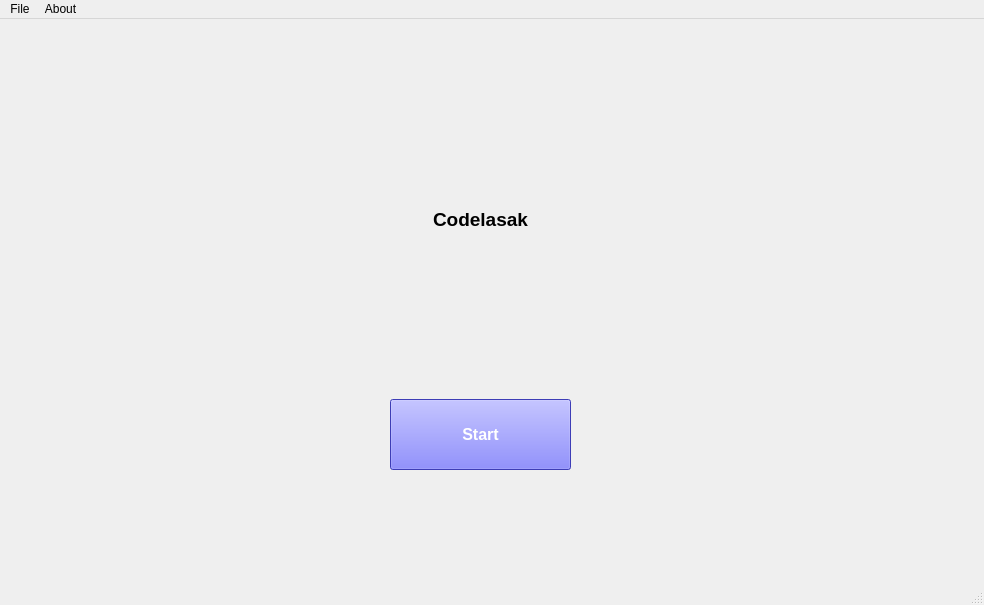
First picture: the form in codelasak.ui, repository codelasak/PyQt5-Opencv, before the edit.
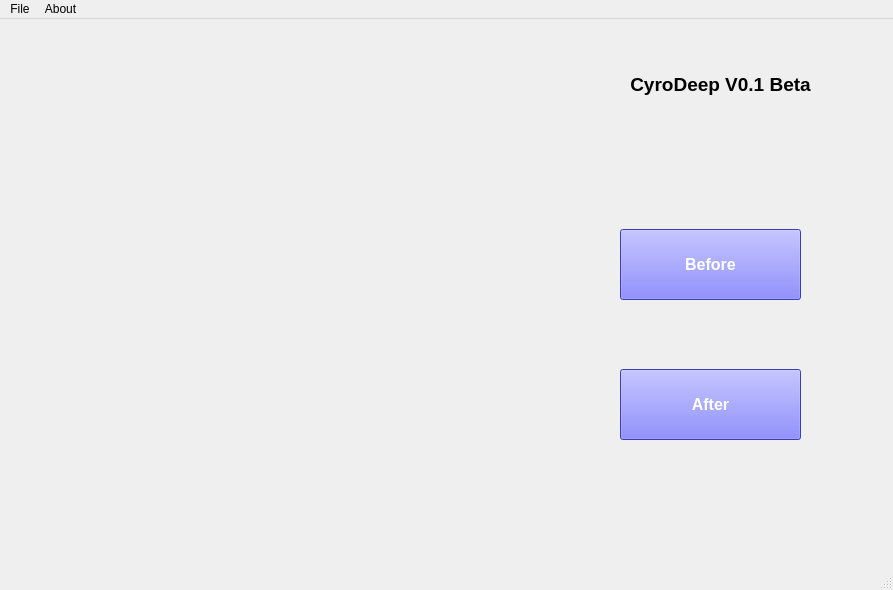
Second picture: the form after the edit. Icons and pictures are not drawn.

Patch:
```diff
--- a/codelasak.ui
+++ b/codelasak.ui
@@ -6,8 +6,8 @@
    <rect>
     <x>0</x>
     <y>0</y>
-    <width>984</width>
-    <height>605</height>
+    <width>893</width>
+    <height>590</height>
    </rect>
   </property>
   <property name="windowTitle">
@@ -17,8 +17,8 @@
    <widget class="QPushButton" name="button1">
     <property name="geometry">
      <rect>
-      <x>390</x>
-      <y>380</y>
+      <x>620</x>
+      <y>210</y>
       <width>181</width>
       <height>71</height>
      </rect>
@@ -38,7 +38,7 @@
 color: rgb(255,255, 255)</string>
     </property>
     <property name="text">
-     <string>Start</string>
+     <string>Before</string>
     </property>
     <property name="default">
      <bool>false</bool>
@@ -50,10 +50,10 @@
    <widget class="QLabel" name="label1">
     <property name="geometry">
      <rect>
-      <x>370</x>
-      <y>140</y>
-      <width>221</width>
-      <height>121</height>
+      <x>590</x>
+      <y>50</y>
+      <width>261</width>
+      <height>31</height>
      </rect>
     </property>
     <property name="font">
@@ -67,19 +67,71 @@
      <enum>Qt::LeftToRight</enum>
     </property>
     <property name="text">
-     <string>Codelasak</string>
+     <string>CyroDeep V0.1 Beta</string>
     </property>
     <property name="alignment">
      <set>Qt::AlignCenter</set>
     </property>
    </widget>
+   <widget class="QPushButton" name="after">
+    <property name="geometry">
+     <rect>
+      <x>620</x>
+      <y>350</y>
+      <width>181</width>
+      <height>71</height>
+     </rect>
+    </property>
+    <property name="font">
+     <font>
+      <pointsize>12</pointsize>
+      <weight>75</weight>
+      <bold>true</bold>
+     </font>
+    </property>
+    <property name="autoFillBackground">
+     <bool>false</bool>
+    </property>
+    <property name="styleSheet">
+     <string notr="true">background-color: rgb(85, 85, 255);
+color: rgb(255,255, 255)</string>
+    </property>
+    <property name="text">
+     <string>After</string>
+    </property>
+    <property name="default">
+     <bool>false</bool>
+    </property>
+    <property name="flat">
+     <bool>false</bool>
+    </property>
+   </widget>
+   <widget class="QLabel" name="photo">
+    <property name="geometry">
+     <rect>
+      <x>20</x>
+      <y>0</y>
+      <width>521</width>
+      <height>551</height>
+     </rect>
+    </property>
+    <property name="text">
+     <string/>
+    </property>
+    <property name="pixmap">
+     <pixmap>img/After.png</pixmap>
+    </property>
+    <property name="scaledContents">
+     <bool>false</bool>
+    </property>
+   </widget>
   </widget>
   <widget class="QMenuBar" name="menubar">
    <property name="geometry">
     <rect>
      <x>0</x>
      <y>0</y>
-     <width>984</width>
+     <width>893</width>
      <height>26</height>
     </rect>
    </property>
```
Left out of the diff: 8 changed lines with no effect on the pictures.
